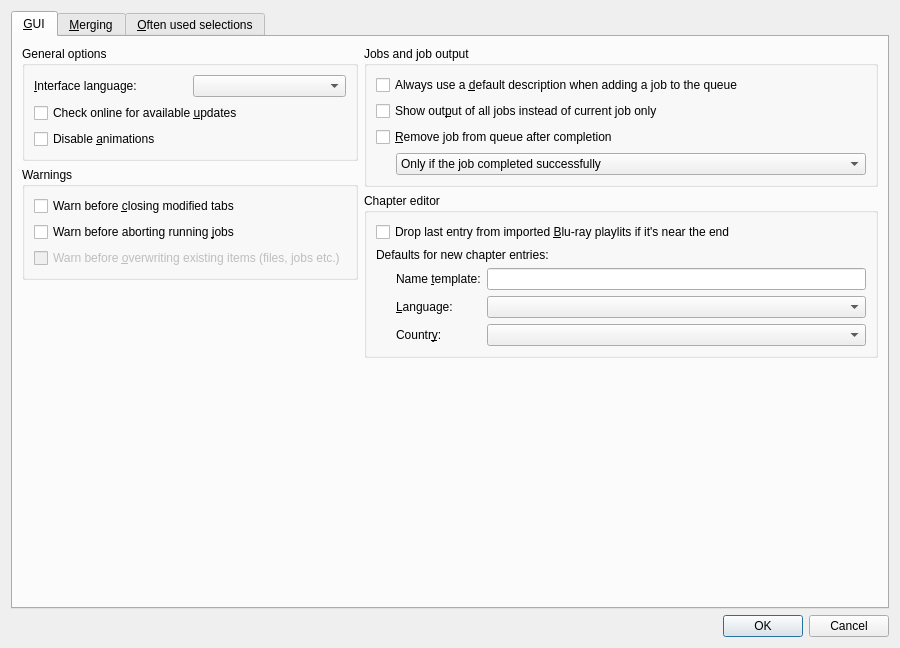
Above: src/mkvtoolnix-gui/forms/main_window/preferences_dialog.ui from jpsdr/MKVToolnix-Windows-7 before the change. Below: the same form after it.
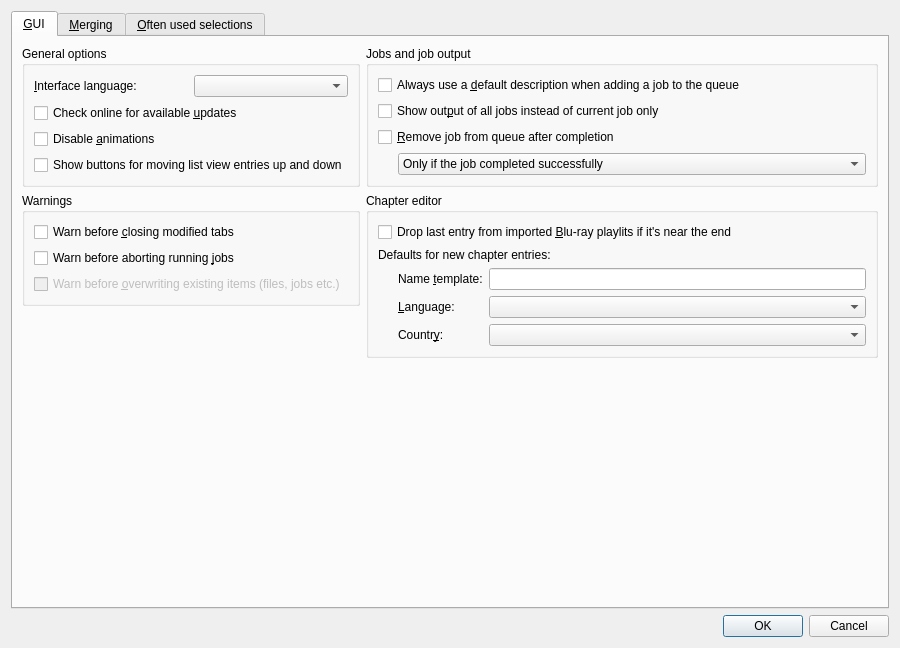
That is the form after the change. Icons and pictures are not drawn. Custom widgets are drawn as their Qt base class.

Commit message:
GUI: merge: add preferences option for showing move up/down buttons
See #1279.

The edit to the form file:
```diff
--- a/src/mkvtoolnix-gui/forms/main_window/preferences_dialog.ui
+++ b/src/mkvtoolnix-gui/forms/main_window/preferences_dialog.ui
@@ -63,6 +63,13 @@
               </property>
              </widget>
             </item>
+            <item>
+             <widget class="QCheckBox" name="cbGuiShowMoveUpDownButtons">
+              <property name="text">
+               <string>Show buttons for moving list view entries up and down</string>
+              </property>
+             </widget>
+            </item>
            </layout>
           </widget>
          </item>
```
The commit also changes 4 other files.
